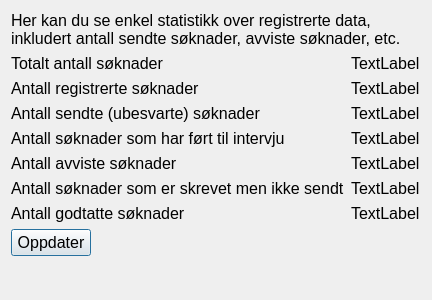
This is src/QT/jobber/jobber/statistics.ui in andersbo87/sources as Qt 5 draws it before an edit. The edited form follows.
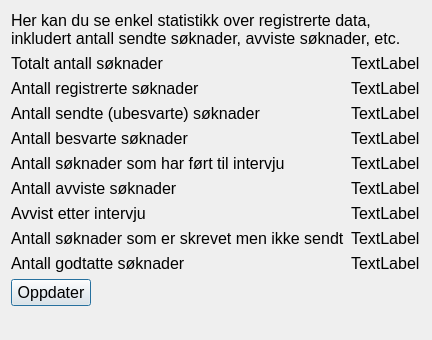
This is the edited form.

Commit message: Endret grensesnittet for å ytterligere kunne vise statistikk over registerte data

What changed in the file:
```diff
--- a/src/QT/jobber/jobber/statistics.ui
+++ b/src/QT/jobber/jobber/statistics.ui
@@ -7,7 +7,7 @@
     <x>0</x>
     <y>0</y>
     <width>432</width>
-    <height>300</height>
+    <height>340</height>
    </rect>
   </property>
   <property name="windowTitle">
@@ -108,7 +108,7 @@
      </property>
     </widget>
    </item>
-   <item row="4" column="0">
+   <item row="6" column="0">
     <widget class="QLabel" name="labelInterview">
      <property name="font">
       <font>
@@ -121,7 +121,7 @@
      </property>
     </widget>
    </item>
-   <item row="4" column="1">
+   <item row="6" column="1">
     <widget class="QLabel" name="labelInterviewValue">
      <property name="font">
       <font>
@@ -134,7 +134,7 @@
      </property>
     </widget>
    </item>
-   <item row="5" column="0">
+   <item row="7" column="0">
     <widget class="QLabel" name="labelDeclined">
      <property name="font">
       <font>
@@ -147,7 +147,7 @@
      </property>
     </widget>
    </item>
-   <item row="5" column="1">
+   <item row="7" column="1">
     <widget class="QLabel" name="labelDeclinedValue">
      <property name="font">
       <font>
@@ -160,7 +160,7 @@
      </property>
     </widget>
    </item>
-   <item row="6" column="0">
+   <item row="9" column="0">
     <widget class="QLabel" name="labelWrittenButNotSent">
      <property name="font">
       <font>
@@ -173,7 +173,7 @@
      </property>
     </widget>
    </item>
-   <item row="6" column="1">
+   <item row="9" column="1">
     <widget class="QLabel" name="labelWrittenButNotSentValue">
      <property name="font">
       <font>
@@ -186,7 +186,7 @@
      </property>
     </widget>
    </item>
-   <item row="7" column="0">
+   <item row="10" column="0">
     <widget class="QLabel" name="labelAccepted">
      <property name="font">
       <font>
@@ -199,7 +199,7 @@
      </property>
     </widget>
    </item>
-   <item row="7" column="1">
+   <item row="10" column="1">
     <widget class="QLabel" name="labelAcceptedValue">
      <property name="font">
       <font>
@@ -212,7 +212,7 @@
      </property>
     </widget>
    </item>
-   <item row="8" column="0">
+   <item row="11" column="0">
     <widget class="QPushButton" name="btnUpdate">
      <property name="font">
       <font>
@@ -225,6 +225,60 @@
      </property>
     </widget>
    </item>
+   <item row="5" column="0">
+    <widget class="QLabel" name="labelAnswered">
+     <property name="font">
+      <font>
+       <family>Arial</family>
+       <pointsize>12</pointsize>
+       <weight>50</weight>
+       <bold>false</bold>
+      </font>
+     </property>
+     <property name="text">
+      <string>Antall besvarte søknader</string>
+     </property>
+    </widget>
+   </item>
+   <item row="5" column="1">
+    <widget class="QLabel" name="labelAnsweredValue">
+     <property name="font">
+      <font>
+       <family>Arial</family>
+       <pointsize>12</pointsize>
+      </font>
+     </property>
+     <property name="text">
+      <string>TextLabel</string>
+     </property>
+    </widget>
+   </item>
+   <item row="8" column="0">
+    <widget class="QLabel" name="labelDeclinedAfterInterview">
+     <property name="font">
+      <font>
+       <family>Arial</family>
+       <pointsize>12</pointsize>
+      </font>
+     </property>
+     <property name="text">
+      <string>Avvist etter intervju</string>
+     </property>
+    </widget>
+   </item>
+   <item row="8" column="1">
+    <widget class="QLabel" name="labelDeclinedAfterInterviewValue">
+     <property name="font">
+      <font>
+       <family>Arial</family>
+       <pointsize>12</pointsize>
+      </font>
+     </property>
+     <property name="text">
+      <string>TextLabel</string>
+     </property>
+    </widget>
+   </item>
   </layout>
  </widget>
  <resources/>
```
Left out of the diff: 4 changed lines with no effect on the pictures. The commit also changes 1 other file.
